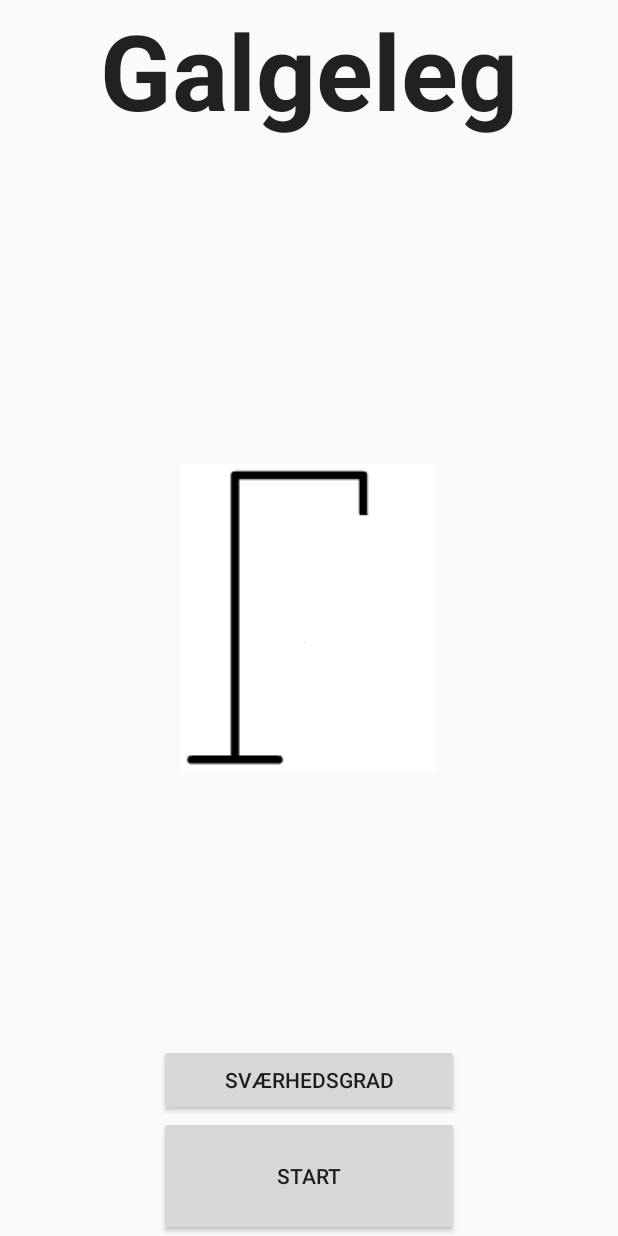
After one commit to Jacobjepsen27/Galgeleg_fragm, an Android app: the layout velkomst_frag.xml on its own in the app's theme, with its tools: preview values and no code run, on a phone screen of 412 x 824 dp. The commit adds this screen. Run offline under Robolectric (Android 15) with nearby library versions, the phone set to English and light mode, and no system bars.

Commit message:
Fragment og xml filer for velkomst_akt

```diff
--- a/app/src/main/java/jepsen/dk/galgeleg_fragm/MainActivityFragment.java
+++ b/app/src/main/java/jepsen/dk/galgeleg_fragm/Velkomst_frag.java
@@ -9,14 +9,14 @@ import android.view.ViewGroup;
 /**
  * A placeholder fragment containing a simple view.
  */
-public class MainActivityFragment extends Fragment {
+public class Velkomst_frag extends Fragment {
 
-    public MainActivityFragment() {
+    public Velkomst_frag() {
     }
 
     @Override
     public View onCreateView(LayoutInflater inflater, ViewGroup container,
                              Bundle savedInstanceState) {
-        return inflater.inflate(R.layout.fragment_main, container, false);
+        return inflater.inflate(R.layout.velkomst_frag, container, false);
     }
 }
--- /dev/null
+++ b/app/src/main/res/layout/velkomst_frag.xml
@@ -0,0 +1,46 @@
+<?xml version="1.0" encoding="utf-8"?>
+<RelativeLayout xmlns:android="http://schemas.android.com/apk/res/android"
+    android:layout_width="match_parent" android:layout_height="match_parent">
+
+    xmlns:tools="http://schemas.android.com/tools" android:layout_width="match_parent"
+    android:layout_height="match_parent" android:paddingLeft="@dimen/activity_horizontal_margin"
+    android:paddingRight="@dimen/activity_horizontal_margin"
+    android:paddingTop="@dimen/activity_vertical_margin"
+    android:paddingBottom="@dimen/activity_vertical_margin" tools:context=".Velkomst_akt">
+
+    <ImageView
+        android:layout_width="wrap_content"
+        android:layout_height="wrap_content"
+        android:id="@+id/galgeImageView"
+        android:layout_centerVertical="true"
+        android:layout_centerHorizontal="true"
+        android:src="@drawable/galge" />
+
+    <TextView
+        android:layout_width="wrap_content"
+        android:layout_height="wrap_content"
+        android:textAppearance="?android:attr/textAppearanceLarge"
+        android:text="Galgeleg"
+        android:id="@+id/galgeTextView"
+        android:textSize="70dp"
+        android:textStyle="bold"
+        android:layout_alignParentTop="true"
+        android:layout_centerHorizontal="true" />
+
+    <Button
+        android:layout_width="200dp"
+        android:layout_height="80dp"
+        android:text="Start"
+        android:id="@+id/startButton"
+        android:layout_alignParentBottom="true"
+        android:layout_centerHorizontal="true" />
+
+    <Button
+        android:layout_width="200dp"
+        android:layout_height="wrap_content"
+        android:text="Sværhedsgrad"
+        android:id="@+id/difButton"
+        android:layout_above="@+id/startButton"
+        android:layout_centerHorizontal="true" />
+
+</RelativeLayout>
```
Also changed, not shown: app/src/main/java/jepsen/dk/galgeleg_fragm/MainActivity.java (+8 -3 lines), app/src/main/res/layout/activity_main.xml (deleted, +0 -20 lines), app/src/main/res/layout/content_main.xml (deleted, +0 -7 lines), app/src/main/res/layout/fragment_main.xml (+7 -2 lines), app/src/main/res/drawable/forkert1.png (added), app/src/main/res/drawable/forkert2.png (added), app/src/main/res/drawable/forkert3.png (added), app/src/main/res/drawable/forkert4.png (added), app/src/main/res/drawable/forkert5.png (added), app/src/main/res/drawable/forkert6.png (added), app/src/main/res/drawable/galge.png (added).
